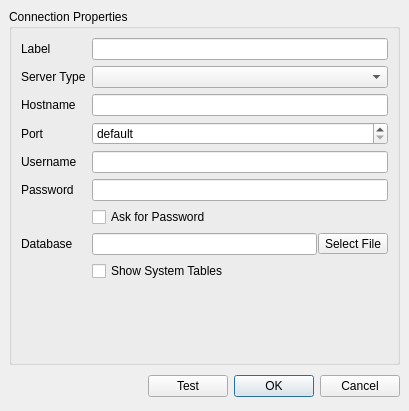
khomchenkovaa/QtSqlView, file ConnectionDlg.ui: the form before one commit.
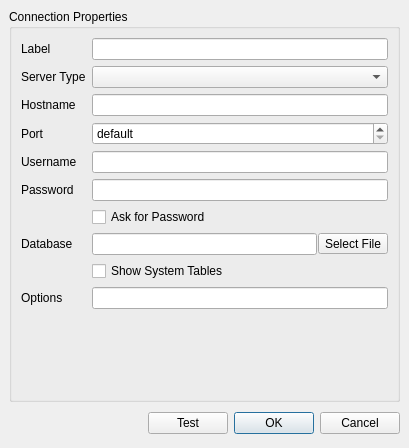
The form after the commit. Icons and pictures are not drawn.

Commit message: [ADD] connection options

What changed in the file:
```diff
--- a/ConnectionDlg.ui
+++ b/ConnectionDlg.ui
@@ -7,7 +7,7 @@
     <x>0</x>
     <y>0</y>
     <width>409</width>
-    <height>411</height>
+    <height>448</height>
    </rect>
   </property>
   <property name="windowTitle">
@@ -182,6 +182,16 @@
         </property>
        </widget>
       </item>
+      <item row="9" column="1">
+       <widget class="QLineEdit" name="editOptions"/>
+      </item>
+      <item row="9" column="0">
+       <widget class="QLabel" name="lblOptions">
+        <property name="text">
+         <string>Options</string>
+        </property>
+       </widget>
+      </item>
      </layout>
     </widget>
    </item>
```
Left out of the diff: 14 changed lines with no effect on the pictures. The commit also changes 4 other files.
